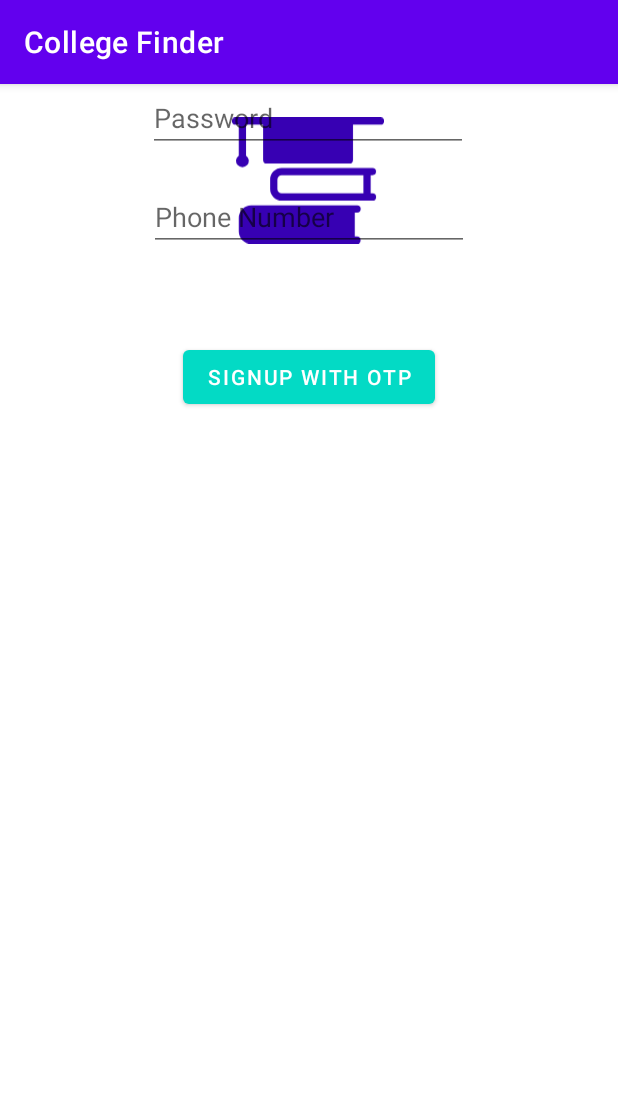
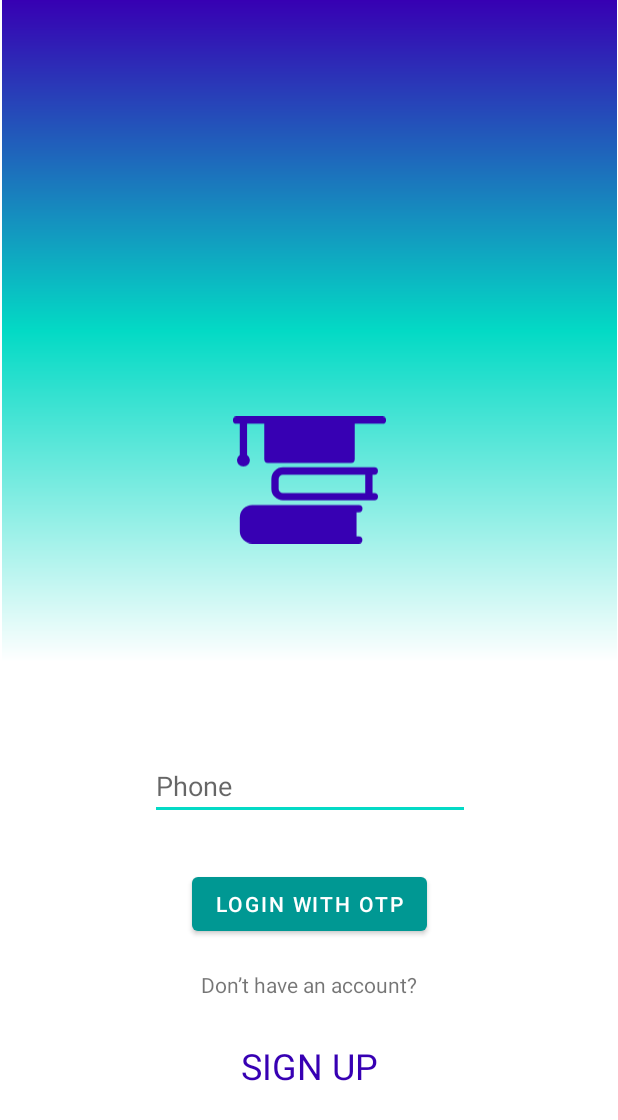
Before and after one commit to visheshdubey/College_Finder, an Android app: the screen it shows after launch (MainActivity), on a phone screen of 412 x 824 dp. Shown: the top 1120 px of the screen. Run offline under Robolectric (Android 15) with nearby library versions, the phone set to English and light mode, and no system bars.

```diff
--- a/app/src/main/AndroidManifest.xml
+++ b/app/src/main/AndroidManifest.xml
@@ -9,7 +9,8 @@
         android:roundIcon="@mipmap/ic_launcher_round"
         android:supportsRtl="true"
         android:theme="@style/Theme.CollegeFinder">
-        <activity android:name=".MainActivity">
+        <activity android:name=".MainActivity"
+            android:theme="@style/NoActionBar">
             <intent-filter>
                 <action android:name="android.intent.action.MAIN" />
 
--- a/app/src/main/res/layout/activity_main.xml
+++ b/app/src/main/res/layout/activity_main.xml
@@ -6,63 +6,70 @@
     android:layout_height="match_parent"
     tools:context=".MainActivity">
 
-    <ImageView
-        android:id="@+id/imageView"
-        android:layout_width="101dp"
-        android:layout_height="107dp"
-        android:layout_marginTop="192dp"
-        app:layout_constraintBottom_toTopOf="@+id/editTextTextPersonName"
-        app:layout_constraintEnd_toEndOf="@+id/editTextTextPersonName"
-        app:layout_constraintStart_toStartOf="@+id/editTextTextPersonName"
-        app:layout_constraintTop_toTopOf="parent"
-        app:srcCompat="@drawable/ic_college_studying" />
+    <androidx.constraintlayout.widget.ConstraintLayout
+        android:id="@+id/constraintLayout"
+        android:layout_width="410dp"
+        android:layout_height="441dp"
+        android:background="@drawable/gradient"
+        app:layout_constraintEnd_toEndOf="parent"
+        app:layout_constraintStart_toStartOf="parent"
+        app:layout_constraintTop_toTopOf="parent">
+
+        <ImageView
+            android:id="@+id/imageView2"
+            android:layout_width="102dp"
+            android:layout_height="136dp"
+            android:layout_marginTop="252dp"
+            app:layout_constraintEnd_toEndOf="parent"
+            app:layout_constraintStart_toStartOf="parent"
+            app:layout_constraintTop_toTopOf="parent"
+            app:srcCompat="@drawable/ic_college_studying" />
+    </androidx.constraintlayout.widget.ConstraintLayout>
 
     <EditText
-        android:id="@+id/editTextTextPersonName"
-        android:layout_width="wrap_content"
-        android:layout_height="wrap_content"
-        android:layout_marginBottom="18dp"
-        android:ems="10"
-        android:inputType="textPersonName"
-        android:text="Name"
-        app:layout_constraintBottom_toTopOf="@+id/editTextTextPassword"
-        app:layout_constraintEnd_toEndOf="@+id/editTextTextPassword"
-        app:layout_constraintHorizontal_bias="0.497"
-        app:layout_constraintStart_toStartOf="@+id/editTextTextPassword" />
-
-    <EditText
-        android:id="@+id/editTextTextPassword"
-        android:layout_width="wrap_content"
-        android:layout_height="wrap_content"
-        android:ems="10"
-        android:hint="Password"
-        android:inputType="textPassword"
-        app:layout_constraintEnd_toEndOf="parent"
-        app:layout_constraintHorizontal_bias="0.497"
-        app:layout_constraintStart_toStartOf="parent"
-        tools:layout_editor_absoluteY="406dp" />
-
-    <EditText
-        android:id="@+id/editTextPhone"
-        android:layout_width="wrap_content"
-        android:layout_height="wrap_content"
-        android:layout_marginTop="66dp"
-        android:ems="10"
-        android:hint="Phone Number"
-        android:inputType="phone"
-        app:layout_constraintEnd_toEndOf="parent"
-        app:layout_constraintStart_toStartOf="parent"
-        app:layout_constraintTop_toTopOf="@+id/editTextTextPassword" />
-
-    <Button
-        android:id="@+id/button"
+        android:id="@+id/editTextPhone2"
         android:layout_width="wrap_content"
         android:layout_height="wrap_content"
         android:layout_marginTop="60dp"
-        android:text="Signup with OTP"
-        app:backgroundTint="@color/teal_200"
+        android:ems="10"
+        android:hint="Phone"
+        android:inputType="phone"
+        app:layout_constraintEnd_toEndOf="parent"
+        app:layout_constraintHorizontal_bias="0.504"
+        app:layout_constraintStart_toStartOf="parent"
+        app:layout_constraintTop_toBottomOf="@+id/constraintLayout" />
+
+    <Button
+        android:id="@+id/button2"
+        android:layout_width="wrap_content"
+        android:layout_height="wrap_content"
+        android:layout_marginTop="32dp"
+        android:text="Login with OTP"
+        app:backgroundTint="@color/teal_700"
         app:layout_constraintEnd_toEndOf="parent"
         app:layout_constraintStart_toStartOf="parent"
-        app:layout_constraintTop_toBottomOf="@+id/editTextPhone" />
+        app:layout_constraintTop_toBottomOf="@+id/editTextPhone2" />
+
+    <TextView
+        android:id="@+id/textView"
+        android:layout_width="wrap_content"
+        android:layout_height="wrap_content"
+        android:layout_marginTop="20dp"
+        android:text="Don’t have an account?"
+        app:layout_constraintEnd_toEndOf="parent"
+        app:layout_constraintStart_toStartOf="parent"
+        app:layout_constraintTop_toBottomOf="@+id/button2" />
+
+    <TextView
+        android:id="@+id/textView2"
+        android:layout_width="wrap_content"
+        android:layout_height="wrap_content"
+        android:layout_marginTop="28dp"
+        android:text="SIGN UP"
+        android:textColor="@color/purple"
+        android:textSize="24sp"
+        app:layout_constraintEnd_toEndOf="parent"
+        app:layout_constraintStart_toStartOf="parent"
+        app:layout_constraintTop_toBottomOf="@+id/textView" />
 
 </androidx.constraintlayout.widget.ConstraintLayout>
--- a/app/src/main/res/values/colors.xml
+++ b/app/src/main/res/values/colors.xml
@@ -3,8 +3,10 @@
     <color name="purple_200">#FFBB86FC</color>
     <color name="purple_500">#FF6200EE</color>
     <color name="purple_700">#FF3700B3</color>
-    <color name="teal_200">#FF03DAC5</color>
-    <color name="teal_700">#FF018786</color>
-    <color name="black">#FF000000</color>
+    <color name="grey">#00000029</color>
+    <color name="purple">#3700B3</color>
+    <color name="teal_200">#03DAC5</color>
+    <color name="teal_700">#009893</color>
+    <color name="black">#1A1A1A</color>
     <color name="white">#FFFFFFFF</color>
 </resources>
--- a/app/src/main/res/values/themes.xml
+++ b/app/src/main/res/values/themes.xml
@@ -13,4 +13,8 @@
         <item name="android:statusBarColor" tools:targetApi="l">?attr/colorPrimaryVariant</item>
         <!-- Customize your theme here. -->
     </style>
+    <style name="NoActionBar" parent="Theme.MaterialComponents.DayNight.NoActionBar">
+        <item name="android:windowActionBar">false</item>
+        <item name="android:windowNoTitle">true</item>
+    </style>
 </resources>
```
